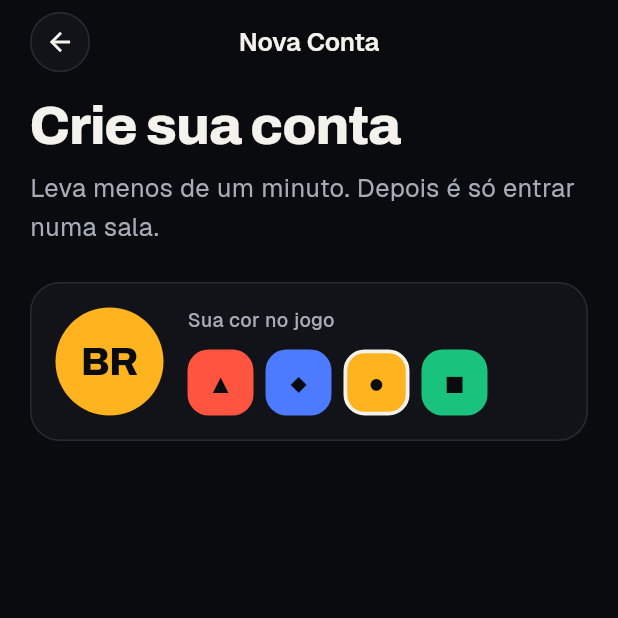
After one commit to Lhferraaz/Quizzada, a Flutter app: the SingUpScreen screen opened directly, on a phone screen of 412 x 824 dp, the top half of it. The commit adds this screen. Run offline on Flutter 3.47's test engine with Material 3 defaults, Android fonts, the phone set to English and light mode, and no system bars; our stand-ins replace flutter_riverpod, google_fonts.

Commit message:
feat: adiciona o card de escolha do avatar

```diff
--- /dev/null
+++ b/lib/ui/auth/screens/cadastro_screen.dart
@@ -0,0 +1,58 @@
+import 'package:flutter/material.dart';
+import 'package:quizzada/ui/auth/widgets/avatar_picker_card.dart';
+import 'package:quizzada/ui/core/shared/widgets/qz_top_bar.dart';
+import 'package:quizzada/ui/core/themes/qz_colors.dart';
+import 'package:quizzada/ui/core/themes/qz_space.dart';
+import 'package:quizzada/ui/core/themes/qz_text.dart';
+
+class SingUpScreen extends StatefulWidget {
+  const SingUpScreen({super.key});
+
+  @override
+  State<SingUpScreen> createState() => _SingUpScreenState();
+}
+
+class _SingUpScreenState extends State<SingUpScreen> {
+  Color _color = QzColors.gameC;
+
+  @override
+  Widget build(BuildContext context) {
+    return Scaffold(
+      body: SafeArea(
+        child: Column(
+          children: [
+            QzTopBar(
+              title: 'Nova Conta',
+              onLeadingPressed: () => Navigator.of(context).maybePop(),
+            ),
+            SingleChildScrollView(
+              padding: const EdgeInsets.fromLTRB(
+                QzSpace.s20,
+                QzSpace.s8,
+                QzSpace.s20,
+                QzSpace.s16,
+              ),
+              child: Column(
+                crossAxisAlignment: CrossAxisAlignment.stretch,
+                children: [
+                  Text('Crie sua conta', style: QzText.displayM),
+                  const SizedBox(height: QzSpace.s8),
+                  Text(
+                    'Leva menos de um minuto. Depois é só entrar numa sala.',
+                    style: QzText.bodyL.copyWith(color: QzColors.textSecondary),
+                  ),
+                  const SizedBox(height: QzSpace.s24),
+                  AvatarPickerCard(
+                    initials: 'BR',
+                    color: _color,
+                    onColorChanged: (color) => setState(() => _color = color),
+                  ),
+                ],
+              ),
+            ),
+          ],
+        ),
+      ),
+    );
+  }
+}
--- /dev/null
+++ b/lib/ui/auth/widgets/avatar_picker_card.dart
@@ -0,0 +1,115 @@
+import 'package:flutter/material.dart';
+import 'package:quizzada/ui/core/shared/widgets/qz_avatar.dart';
+import 'package:quizzada/ui/core/themes/qz_colors.dart';
+import 'package:quizzada/ui/core/themes/qz_radius.dart';
+import 'package:quizzada/ui/core/themes/qz_space.dart';
+import 'package:quizzada/ui/core/themes/qz_text.dart';
+
+class _ColorOption {
+  final Color color;
+  final String symbol;
+
+  const _ColorOption(this.color, this.symbol);
+}
+
+const _colorOptions = [
+  _ColorOption(QzColors.gameA, '▲'),
+  _ColorOption(QzColors.gameB, '◆'),
+  _ColorOption(QzColors.gameC, '●'),
+  _ColorOption(QzColors.gameD, '■'),
+];
+
+class AvatarPickerCard extends StatelessWidget {
+  const AvatarPickerCard({
+    super.key,
+    required this.initials,
+    required this.color,
+    required this.onColorChanged,
+  });
+
+  final String initials;
+  final Color color;
+  final ValueChanged<Color> onColorChanged;
+
+  @override
+  Widget build(BuildContext context) {
+    return Container(
+      alignment: Alignment.centerLeft,
+      padding: const EdgeInsets.all(QzSpace.s16),
+      decoration: BoxDecoration(
+        color: QzColors.bgSurface,
+        borderRadius: BorderRadius.circular(QzRadius.lg),
+        border: Border.all(color: QzColors.borderSubtle),
+      ),
+      child: Row(
+        children: [
+          QzAvatar(initials: initials, size: QzAvatarSize.large, color: color),
+          const SizedBox(width: QzSpace.s16),
+          Expanded(
+            child: Column(
+              crossAxisAlignment: CrossAxisAlignment.start,
+              children: [
+                Text(
+                  'Sua cor no jogo',
+                  style: QzText.labelS.copyWith(color: QzColors.textSecondary),
+                ),
+                const SizedBox(height: QzSpace.s12),
+                Wrap(
+                  spacing: QzSpace.s8,
+                  runSpacing: QzSpace.s8,
+                  children: [
+                    for (final option in _colorOptions)
+                      _ColorTile(
+                        option: option,
+                        selected: option.color == color,
+                        onTap: () => onColorChanged(option.color),
+                      ),
+                  ],
+                ),
+              ],
+            ),
+          ),
+        ],
+      ),
+    );
+  }
+}
+
+class _ColorTile extends StatelessWidget {
+  const _ColorTile({
+    required this.option,
+    required this.selected,
+    required this.onTap,
+  });
+
+  final _ColorOption option;
+  final bool selected;
+  final VoidCallback onTap;
+
+  @override
+  Widget build(BuildContext context) {
+    return GestureDetector(
+      onTap: onTap,
+      child: Container(
+        width: 44,
+        height: 44,
+        alignment: Alignment.center,
+        decoration: BoxDecoration(
+          border: selected
+              ? Border.all(color: QzColors.borderFocus, width: 2.5)
+              : null,
+          color: option.color,
+          borderRadius: BorderRadius.circular(QzRadius.md),
+        ),
+        child: Text(
+          option.symbol,
+          style: const TextStyle(
+            fontSize: 18,
+            height: 1,
+            color: QzColors.textInverse,
+          ),
+        ),
+      ),
+    );
+  }
+}
--- a/lib/ui/gallery/gallery_screen.dart
+++ b/lib/ui/gallery/gallery_screen.dart
@@ -1,4 +1,5 @@
 import 'package:flutter/material.dart';
+import 'package:quizzada/ui/auth/screens/cadastro_screen.dart';
 import 'package:quizzada/ui/auth/screens/login_screen.dart';
 import 'package:quizzada/ui/auth/screens/splash_screen.dart';
 import 'package:quizzada/ui/core/shared/widgets/qz_avatar.dart';
@@ -171,6 +172,12 @@ class GalleryScreen extends StatelessWidget {
                       type: QzButtonType.secondary,
                       onPressed: () => _open(context, const LoginScreen()),
                     ),
+                    QzButton(
+                      label: 'Cadastro',
+                      size: QzButtonSize.medium,
+                      type: QzButtonType.secondary,
+                      onPressed: () => _open(context, const SingUpScreen()),
+                    ),
                   ],
                 ),
               ],
```
